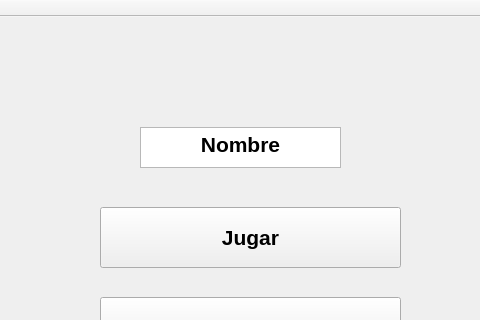
sharingplay/Scrabble, file scrabble/mainwindow.ui: the form before one commit; both pictures show x 180 to 660 and y 0 to 320 of the 900 by 600 pixel window.
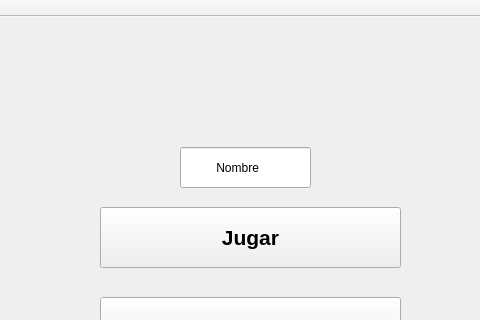
The form after the commit. Icons and pictures are not drawn.

Commit message: Mostrar nombre y puntaje del jugador en pantalla

```diff
--- a/scrabble/mainwindow.ui
+++ b/scrabble/mainwindow.ui
@@ -70,29 +70,6 @@
      <string>Jugar</string>
     </property>
    </widget>
-   <widget class="QTextEdit" name="textEdit">
-    <property name="geometry">
-     <rect>
-      <x>320</x>
-      <y>110</y>
-      <width>201</width>
-      <height>41</height>
-     </rect>
-    </property>
-    <property name="styleSheet">
-     <string notr="true">border-image: url(:/imagenes/blanca.png);</string>
-    </property>
-    <property name="documentTitle">
-     <string/>
-    </property>
-    <property name="html">
-     <string>&lt;!DOCTYPE HTML PUBLIC &quot;-//W3C//DTD HTML 4.0//EN&quot; &quot;http://www.w3.org/TR/REC-html40/strict.dtd&quot;&gt;
-&lt;html&gt;&lt;head&gt;&lt;meta name=&quot;qrichtext&quot; content=&quot;1&quot; /&gt;&lt;style type=&quot;text/css&quot;&gt;
-p, li { white-space: pre-wrap; }
-&lt;/style&gt;&lt;/head&gt;&lt;body style=&quot; font-family:'Cantarell'; font-size:11pt; font-weight:400; font-style:normal;&quot;&gt;
-&lt;p align=&quot;center&quot; style=&quot; margin-top:0px; margin-bottom:0px; margin-left:0px; margin-right:0px; -qt-block-indent:0; text-indent:0px;&quot;&gt;&lt;span style=&quot; font-size:16pt; font-weight:600;&quot;&gt;Nombre&lt;/span&gt;&lt;/p&gt;&lt;/body&gt;&lt;/html&gt;</string>
-    </property>
-   </widget>
    <widget class="QTextEdit" name="textEdit_2">
     <property name="geometry">
      <rect>
@@ -116,6 +93,22 @@
 &lt;p style=&quot; margin-top:0px; margin-bottom:0px; margin-left:0px; margin-right:0px; -qt-block-indent:0; text-indent:0px;&quot;&gt;&lt;span style=&quot; font-size:14pt; font-weight:600;&quot;&gt;   Codigo de la partida&lt;/span&gt;&lt;/p&gt;&lt;/body&gt;&lt;/html&gt;</string>
     </property>
    </widget>
+   <widget class="QLineEdit" name="lineEdit_nombreJugador">
+    <property name="geometry">
+     <rect>
+      <x>360</x>
+      <y>130</y>
+      <width>131</width>
+      <height>41</height>
+     </rect>
+    </property>
+    <property name="styleSheet">
+     <string notr="true">border-image: url(:/imagenes/blanca.png);</string>
+    </property>
+    <property name="text">
+     <string>          Nombre</string>
+    </property>
+   </widget>
   </widget>
   <widget class="QMenuBar" name="menubar">
    <property name="geometry">
```
Left out of the diff: 2 changed lines with no effect on the pictures. The commit also changes 2 other files.
